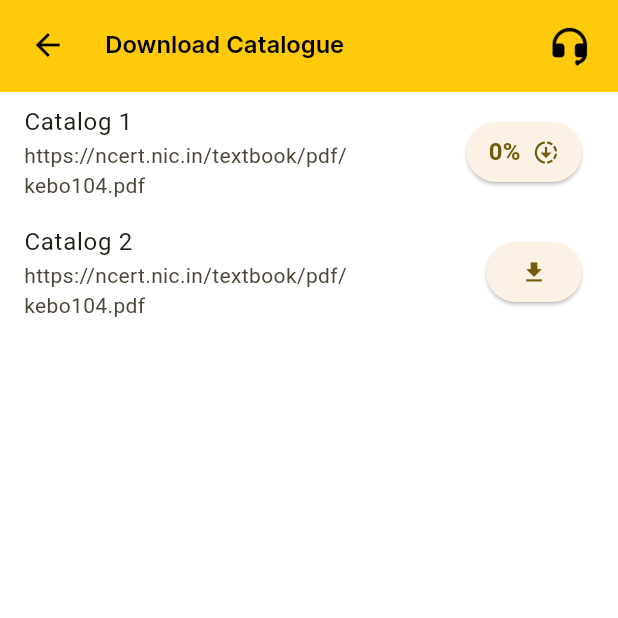
After one commit to Anikshakya/Pecon, a Flutter app: the CataloguePage screen opened directly, after a tap on the "download" icon, on a phone screen of 412 x 824 dp, the top half of it. The commit adds this screen. Run offline on Flutter 3.47's test engine with Material 3 defaults, Android fonts, the phone set to English and light mode, and no system bars; our stand-ins replace carousel_slider, confetti, dio, flutter_markdown, flutter_screenutil, get and 4 more; missing offline and left inert: html2md, qr_code_scanner, scan; accounts and stored records are empty; network calls fail.

Commit message:
[modifeid] - pdf download

```diff
--- a/lib/src/controllers/settings_controller.dart
+++ b/lib/src/controllers/settings_controller.dart
@@ -7,8 +7,19 @@ import 'package:pecon/src/api_config/api_repo.dart';
 class SettingsController extends GetxController{
   //loadings
   final RxBool isLoading = false.obs;
+  final RxBool isCatalogLoading = false.obs;
   //List
   List offersList = [];
+  List catalogueList = [
+    {
+      "name": "Catalog 1",
+      "url": "https://ncert.nic.in/textbook/pdf/kebo104.pdf",
+    },
+    {
+      "name": "Catalog 2",
+      "url": "https://ncert.nic.in/textbook/pdf/kebo104.pdf",
+    },
+  ];
 
   //get offers and promotion
   getOfferPromotion() async {
@@ -27,4 +38,21 @@ class SettingsController extends GetxController{
     }
   }
 
+  //get catalogue
+  getCatalogue() async {
+    try{
+      isCatalogLoading(true); // Start Loading
+      var response = await ApiRepo.apiGet('api/catalog', "", 'Get Catalogue');
+      if(response != null && response['code'] == 200) {
+        // if(response["data"] != null && response["data"] != []){
+        //   catalogueList = response["data"];
+        // }
+      }
+    }catch (e){
+      log(e.toString());
+    } finally{
+      isCatalogLoading(false); // Stop Loading
+    }
+  }
+
 }
--- a/lib/src/view/account/accounts.dart
+++ b/lib/src/view/account/accounts.dart
@@ -3,6 +3,7 @@ import 'package:pecon/src/app_config/styles.dart';
 import 'package:pecon/src/controllers/auth_controller.dart';
 import 'package:pecon/src/controllers/user_controller.dart';
 import 'package:pecon/src/view/account/change_password.dart';
+import 'package:pecon/src/view/account/download_catalogue.dart';
 import 'package:pecon/src/view/account/earning_history_page.dart';
 import 'package:pecon/src/view/account/offer_promotion.dart';
 import 'package:pecon/src/view/account/privacy_policy.dart';
@@ -90,7 +91,11 @@ class _AccountPageState extends State<AccountPage> {
                         ),
                       ),
                       _buildListTile('Withdrawal Requests', Icons.request_page),
-                      _buildListTile('Download Catelog', Icons.download),
+                      _buildListTile('Download Catelog', Icons.download,
+                        onTap: (){
+                          Get.to(()=> const CataloguePage());
+                        }
+                      ),
                       _buildListTile('Change Password', Icons.visibility_off,
                         onTap: (){
                           Get.to(()=> const ChangePasswordPage());
--- /dev/null
+++ b/lib/src/view/account/download_catalogue.dart
@@ -0,0 +1,161 @@
+import 'dart:io';
+
+import 'package:flutter/material.dart';
+import 'package:flutter_screenutil/flutter_screenutil.dart';
+import 'package:get/get.dart';
+import 'package:pecon/src/app_config/styles.dart';
+import 'package:pecon/src/controllers/settings_controller.dart';
+import 'package:pecon/src/widgets/custom_appbar.dart';
+import 'package:dio/dio.dart';
+import 'package:path_provider/path_provider.dart';
+import 'package:pecon/src/widgets/custom_toast.dart';
+import 'package:permission_handler/permission_handler.dart';
+
+class CataloguePage extends StatefulWidget {
+  const CataloguePage({super.key});
+
+  @override
+  State<CataloguePage> createState() => _CataloguePageState();
+}
+
+class _CataloguePageState extends State<CataloguePage> {
+  dynamic isDownload;
+    //GetController
+  final SettingsController settingCon = Get.put(SettingsController());
+
+  @override
+  void initState() {
+    initialise();
+    super.initState();
+  }
+
+  initialise()async{
+    await settingCon.getCatalogue();
+    isDownload = {
+        "isDownloading" : List.generate(settingCon.catalogueList.length, (index) => false),
+        "percentage" : List.generate(settingCon.catalogueList.length, (index) => 0.0),
+      };
+  }
+
+  @override
+  Widget build(BuildContext context) {
+    return Scaffold(
+      backgroundColor: white,
+      appBar: appbar(title:'Download Catalogue'),
+      body: Obx(() => settingCon.isCatalogLoading.value
+        ? SizedBox(
+          height: 650.0.h,
+          child: Center(
+            child: SizedBox(
+              height: 30.sp,
+              width: 30.sp,
+              child: CircularProgressIndicator(
+                color: black,
+                strokeWidth: 1.5.sp,
+              ),
+            ),
+          ),
+        )
+        : ListView.builder(
+          itemCount: settingCon.catalogueList.length,
+          itemBuilder: (context, index) {
+            return ListTile(
+              title: Text(settingCon.catalogueList[index]['name']),
+              subtitle: Text(settingCon.catalogueList[index]['url']),
+              trailing:  ElevatedButton(
+                onPressed: isDownload["isDownloading"][index] == true
+                  ? (){}
+                  : (){
+                    downloadFile(
+                      settingCon.catalogueList[index]['url'],  // Replace with actual file URL
+                      settingCon.catalogueList[index]['name'],
+                      context,
+                      index
+                    );
+                  },
+                style: ElevatedButton.styleFrom(padding: const EdgeInsets.symmetric(horizontal: 15)),
+                child: Row(
+                  mainAxisSize: MainAxisSize.min,
+                  children: [
+                    if (isDownload["isDownloading"][index]) // Show progress if downloading
+                      Text(
+                        "${(isDownload["percentage"][index] * 100).toStringAsFixed(0)}%", // Display percentage
+                        style: const TextStyle(fontSize: 16, fontWeight: FontWeight.bold),
+                      ),
+                    if (isDownload["isDownloading"][index]) const SizedBox(width: 8), // Spacing between text & icon
+                    Icon(isDownload["isDownloading"][index] ? Icons.downloading : Icons.download),
+                  ],
+                ),
+              ),
+            );
+          },
+        )
+      ),
+    );
+  }
+
+  Future<void> downloadFile(String url, String fileName, BuildContext context, int index) async {
+    try {
+      setState(() {
+        isDownload["isDownloading"][index] = true;
+        isDownload["percentage"][index] = 0.0;
+      });
+
+      // Request storage permission (only for Android)
+      if (Platform.isAndroid) {
+        PermissionStatus status = await Permission.storage.request();
+        if (!status.isGranted) {
+          showToast(message: "Storage permission denied");
+          setState(() {
+            isDownload["isDownloading"][index] = false;
+          });
+          return;
+        }
+      }
+
+      // Get the appropriate directory for saving the file
+      Directory directory = await _getSaveDirectory();
+
+      // Ensure the directory exists
+      if (!await directory.exists()) {
+        await directory.create(recursive: true);
+        debugPrint("Directory created: ${directory.path}");
+      }
+
+      String filePath = "${directory.path}/$fileName";
+
+      // Download file with progress update
+      await Dio().download(
+        url,
+        filePath,
+        onReceiveProgress: (received, total) {
+          if (total != -1) {
+            setState(() {
+              isDownload["percentage"][index] = received / total;
+            });
+          }
+        },
+      );
+
+      showToast(message: "Downloaded to $filePath");
+    } catch (e) {
+      showToast(message: "Download failed: $e");
+    } finally {
+      setState(() {
+        isDownload["isDownloading"][index] = false;
+      });
+    }
+  }
+
+    /// Gets the appropriate directory for saving files based on the platform.
+  Future<Directory> _getSaveDirectory() async {
+    if (Platform.isAndroid) {
+      return Directory('/storage/emulated/0/Download');
+    } else if (Platform.isIOS) {
+      // For iOS, save to the application's documents directory
+      return await getApplicationDocumentsDirectory();
+    }
+    // Throw an error for unsupported platforms
+    throw UnsupportedError("Unsupported platform");
+  }
+}
--- a/pubspec.yaml
+++ b/pubspec.yaml
@@ -49,6 +49,8 @@ dependencies:
   flutter_markdown: ^0.6.20
   html2md: ^1.3.1
   confetti: ^0.7.0
+  permission_handler: ^11.0.1
+  path_provider: ^2.1.4
 
 dev_dependencies:
   flutter_test:
```
Also changed, not shown: pubspec.lock, 3 other files.
